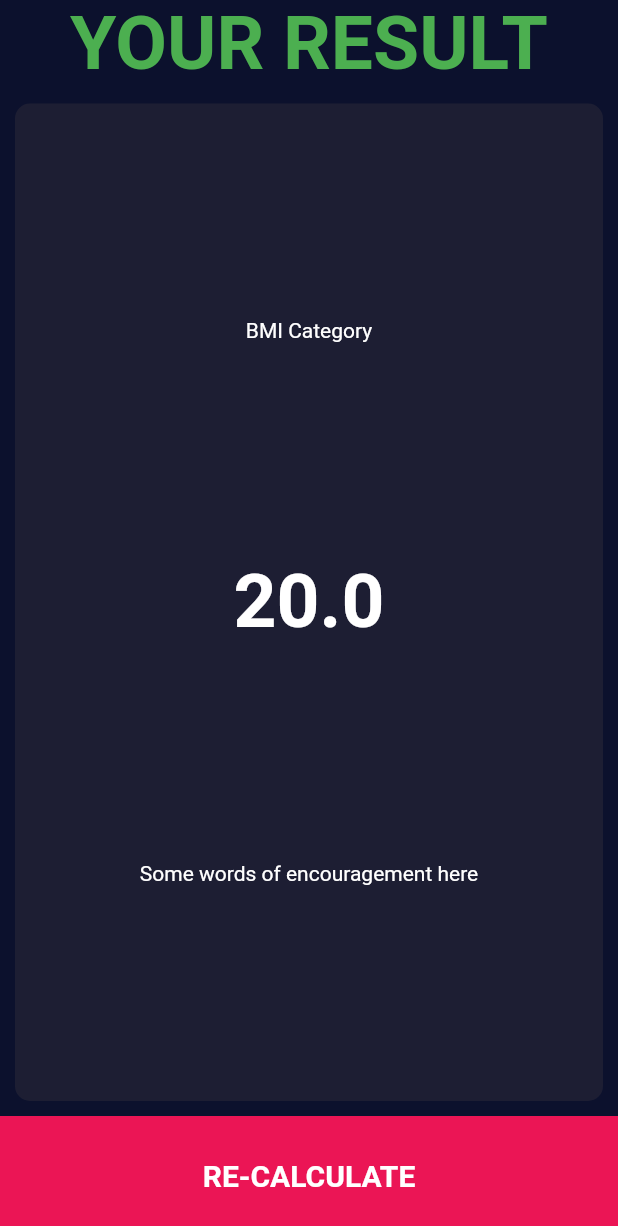
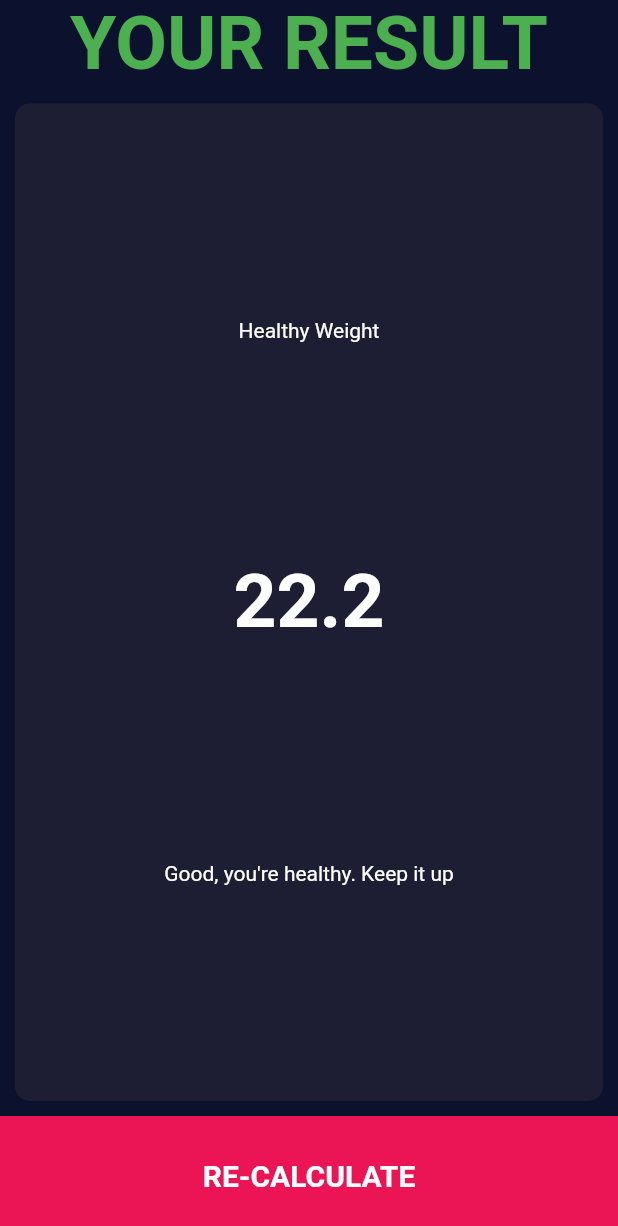
Before and after one commit to HooEP01/bmi, a Flutter app: the screen it shows after launch, after a tap on "CALCULATE", on a phone screen of 412 x 824 dp. Shown: the top 1226 px of the screen. Run offline on Flutter 3.47's test engine with Material 2 defaults, Android fonts, the phone set to English and light mode, and no system bars; our stand-ins replace font_awesome_flutter.

Commit message:
Done done done

```diff
--- a/lib/bmi_calculator.dart
+++ b/lib/bmi_calculator.dart
@@ -7,9 +7,9 @@ class BMICalculator {
 
   BMICalculator({required this.height, required this.weight});
 
-  double calcBMI() {
-    bmi = weight / pow(height, 2);
-    return bmi!;
+  String calcBMI() {
+    bmi = weight / pow(height/100, 2);
+    return bmi!.toStringAsFixed(1);
   }
 
   String displayBMICategory() {
--- a/lib/input_page.dart
+++ b/lib/input_page.dart
@@ -1,3 +1,4 @@
+import 'package:bmi/bmi_calculator.dart';
 import 'package:bmi/result_page.dart';
 import 'package:flutter/material.dart';
 import 'reusable_card.dart';
@@ -229,9 +230,14 @@ class _InputPageState extends State<InputPage> {
           ),
           BottomButton(
             onTap: () {
+              BMICalculator bmi = BMICalculator(height: height, weight: weight);
               Navigator.push(
                 context,
-                MaterialPageRoute(builder: (context) => ResultPage()),
+                MaterialPageRoute(builder: (context) => ResultPage(
+                  bmiValue: bmi.calcBMI(),
+                  bmiCategory: bmi.displayBMICategory(),
+                  someWords: bmi.displaySomeWords(),
+                )),
               );
             },
             text: 'CALCULATE',
--- a/lib/result_page.dart
+++ b/lib/result_page.dart
@@ -1,15 +1,14 @@
-//TODO 11. Design the ResultPage() to have a Column (Text, ReusableCard, BottomButton)
-//TODO 12. The ResultPage need to be able to receive value from InputPage()
-//TODO 15. The ReusableCard is going to display the values received
-//TODO 16. The BottomButton is going to navigate back to the InputPage using the Navigator.pop()
-
 import 'package:bmi/bottom_button.dart';
 import 'package:bmi/constants.dart';
 import 'package:flutter/material.dart';
 import 'reusable_card.dart';
 
 class ResultPage extends StatelessWidget {
-  const ResultPage({Key? key}) : super(key: key);
+  final String bmiValue;
+  final String bmiCategory;
+  final String someWords;
+
+  ResultPage({required this.bmiValue, required this.bmiCategory, required this.someWords});
 
   @override
   Widget build(BuildContext context) {
@@ -25,9 +24,9 @@ class ResultPage extends StatelessWidget {
                   cardChild: Column(
                     mainAxisAlignment: MainAxisAlignment.spaceEvenly,
                     children: [
-                      Text('BMI Category'),
-                      Text('20.0', style: kNumberStyle),
-                      Text('Some words of encouragement here'),
+                      Text(bmiCategory),
+                      Text(bmiValue, style: kNumberStyle),
+                      Text(someWords),
                     ],
                   ),
                   cardColor: kActiveCardColor),
```
